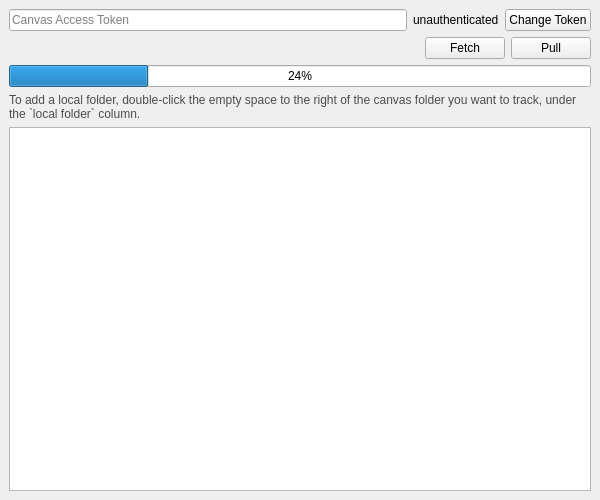
Qt form mainwindow.ui (nguyenvukhang/canvas-sync) before a commit.
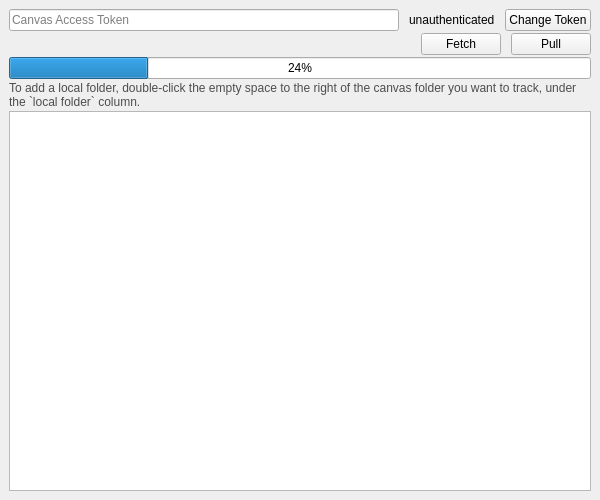
The same form after that commit. Custom widgets are drawn as their Qt base class.

Commit message: feat: update layout spaces

Diff of the .ui file:
```diff
--- a/mainwindow.ui
+++ b/mainwindow.ui
@@ -21,8 +21,14 @@
     </sizepolicy>
    </property>
    <layout class="QVBoxLayout" name="verticalLayout">
+    <property name="spacing">
+     <number>2</number>
+    </property>
     <item>
      <layout class="QHBoxLayout" name="horizontalLayout_accessToken">
+      <property name="spacing">
+       <number>10</number>
+      </property>
       <property name="topMargin">
        <number>0</number>
       </property>
@@ -57,6 +63,9 @@
     </item>
     <item>
      <layout class="QHBoxLayout" name="horizontalLayout_actionButtons">
+      <property name="spacing">
+       <number>10</number>
+      </property>
       <property name="topMargin">
        <number>0</number>
       </property>
@@ -128,6 +137,12 @@
       <property name="wordWrap">
        <bool>true</bool>
       </property>
+      <property name="margin">
+       <number>0</number>
+      </property>
+      <property name="indent">
+       <number>0</number>
+      </property>
      </widget>
     </item>
     <item>
```
